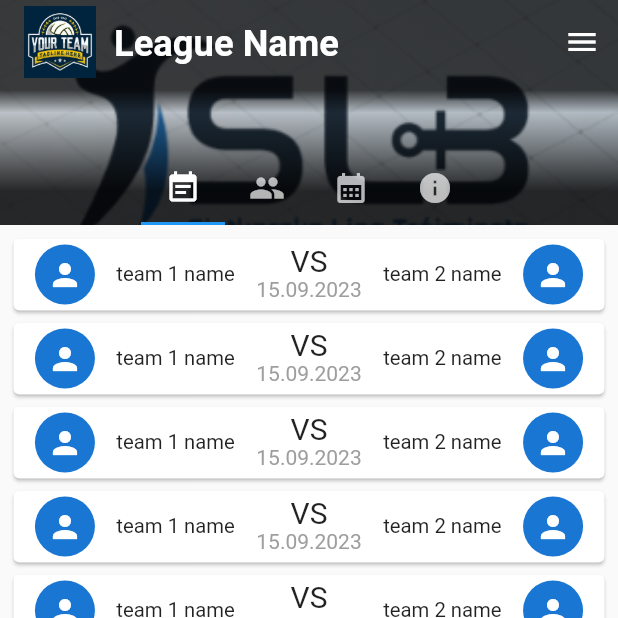
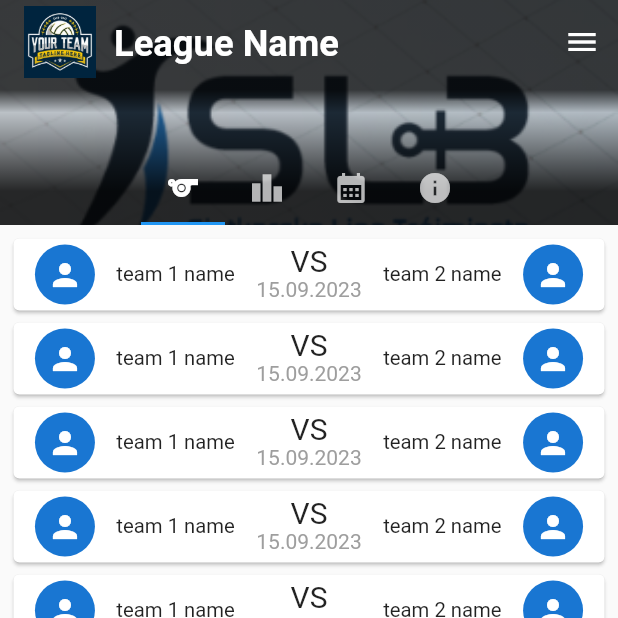
Before and after one commit to I-WOObin-I/MeetUp_Project, a Flutter app: the screen it shows after launch, item 2 of the bottom bar chosen, on a phone screen of 412 x 824 dp, the top half of it. Run offline on Flutter 3.47's test engine with Material 2 defaults, Android fonts, the phone set to English and light mode, and no system bars; drawn by our look-alikes of expandable; our stand-ins replace table_calendar; generated files the repository leaves out were written again.

Commit message:
changed club tab bar to dynamic component

```diff
--- a/meetup_app/lib/src/clubs_feature/club_components/club_tabbar.dart
+++ b/meetup_app/lib/core/widgets/banner_tabbar.dart
@@ -1,14 +1,9 @@
 import 'package:flutter/material.dart';
 
-class ClubTabBar extends StatelessWidget implements PreferredSizeWidget {
-  final List<Icon> tabIcons = [
-    const Icon(Icons.event_note),
-    const Icon(Icons.people),
-    const Icon(Icons.calendar_month),
-    const Icon(Icons.info),
-  ];
+class BannerTabBar extends StatelessWidget implements PreferredSizeWidget {
+  List<Icon> tabIcons;
 
-  ClubTabBar({Key? key}) : super(key: key);
+  BannerTabBar({Key? key, required List<Icon> this.tabIcons}) : super(key: key);
 
   @override
   Widget build(BuildContext context) {
--- a/meetup_app/lib/src/clubs_feature/club_details_view.dart
+++ b/meetup_app/lib/src/clubs_feature/club_details_view.dart
@@ -1,12 +1,12 @@
 import 'package:flutter/material.dart';
 import 'package:meetup_app/src/clubs_feature/club_components/club_banner.dart';
 import 'package:meetup_app/src/clubs_feature/club_components/club_drawer.dart';
-import 'package:meetup_app/src/clubs_feature/club_components/club_tabbar.dart';
 import 'package:meetup_app/src/clubs_feature/club_components/club_title.dart';
 import 'package:meetup_app/src/clubs_feature/club_sections/club_board_section.dart';
 import 'package:meetup_app/src/clubs_feature/club_sections/club_info_section.dart';
 import 'package:meetup_app/src/clubs_feature/club_sections/club_members_section.dart';
 
+import '../../core/widgets/banner_tabbar.dart';
 import 'club_sections/club_calendar_section.dart';
 
 class ClubDetailsView extends StatefulWidget {
@@ -20,6 +20,13 @@ class ClubDetailsView extends StatefulWidget {
 
 class _ClubDetailsViewState extends State<ClubDetailsView> {
   int _selectedTabIndex = 0;
+
+  List<Icon> tabBarIcons = [
+    const Icon(Icons.event_note),
+    const Icon(Icons.people),
+    const Icon(Icons.calendar_month),
+    const Icon(Icons.info),
+  ];
 
   @override
   Widget build(BuildContext context) {
@@ -66,7 +73,9 @@ class _ClubDetailsViewState extends State<ClubDetailsView> {
                             'assets/images/samples/team_photo.png'),
                     expandedHeight: 150.0,
                     //forceElevated: innerBoxIsScrolled,
-                    bottom: ClubTabBar(),
+                    bottom: BannerTabBar(
+                      tabIcons: tabBarIcons,
+                    ),
                   ),
                 ),
               ];
--- a/meetup_app/lib/src/leagues_feature/league_details_view.dart
+++ b/meetup_app/lib/src/leagues_feature/league_details_view.dart
@@ -8,6 +8,8 @@ import 'package:meetup_app/src/clubs_feature/club_sections/club_info_section.dar
 import 'package:meetup_app/src/clubs_feature/club_sections/club_members_section.dart';
 import 'package:meetup_app/src/leagues_feature/league_sections/league_table_section.dart';
 import 'package:meetup_app/src/leagues_feature/league_sections/league_upcoming_matches_section.dart';
+
+import '../../core/widgets/banner_tabbar.dart';
 
 class LeagueDetailsView extends StatefulWidget {
   LeagueDetailsView({super.key});
@@ -20,6 +22,13 @@ class LeagueDetailsView extends StatefulWidget {
 
 class _LeagueDetailsViewState extends State<LeagueDetailsView> {
   int _selectedTabIndex = 0;
+
+  List<Icon> tabBarIcons = [
+    const Icon(Icons.sports),
+    const Icon(Icons.leaderboard),
+    const Icon(Icons.calendar_month),
+    const Icon(Icons.info),
+  ];
 
   @override
   Widget build(BuildContext context) {
@@ -66,7 +75,9 @@ class _LeagueDetailsViewState extends State<LeagueDetailsView> {
                             'assets/images/samples/league_banner.png'),
                     expandedHeight: 150.0,
                     //forceElevated: innerBoxIsScrolled,
-                    bottom: ClubTabBar(),
+                    bottom: BannerTabBar(
+                      tabIcons: tabBarIcons,
+                    ),
                   ),
                 ),
               ];
```
